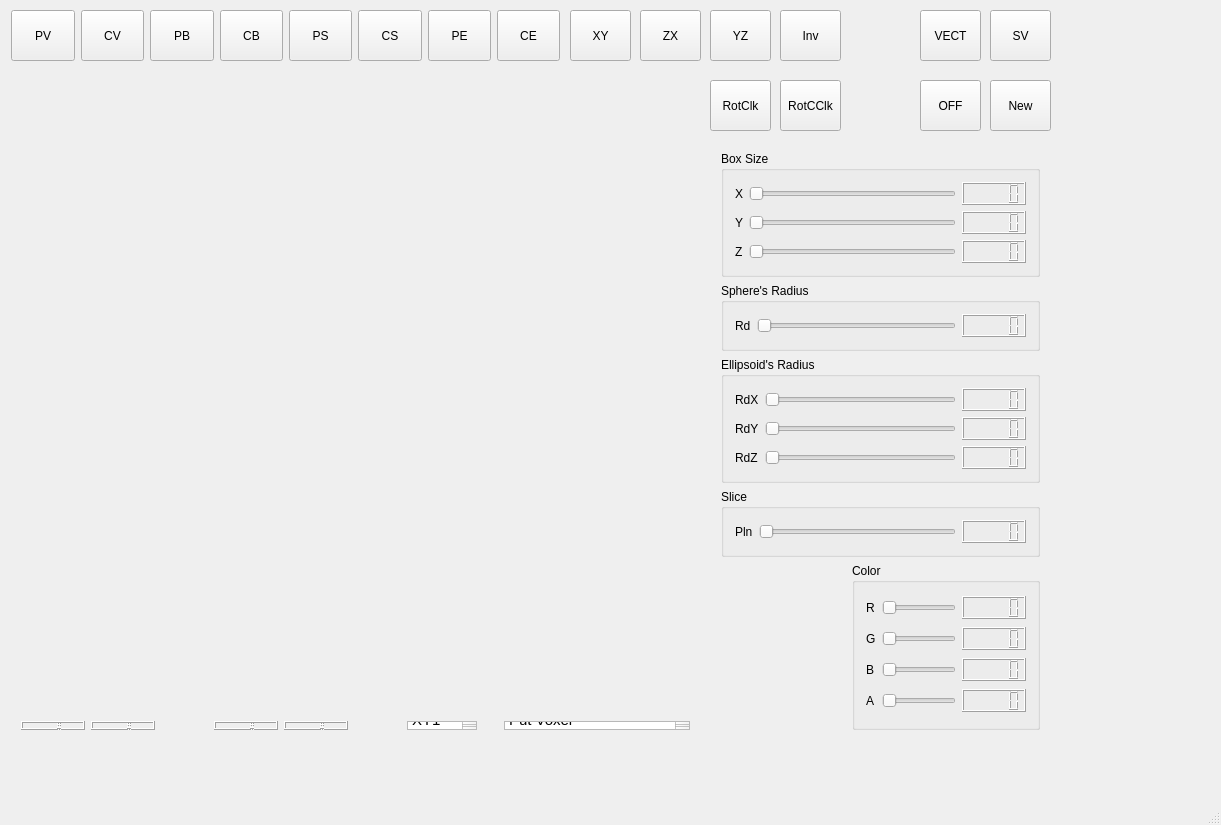
Qt form Escultor3D/mainwindow.ui (Lufec/Escultor3D) before a commit.
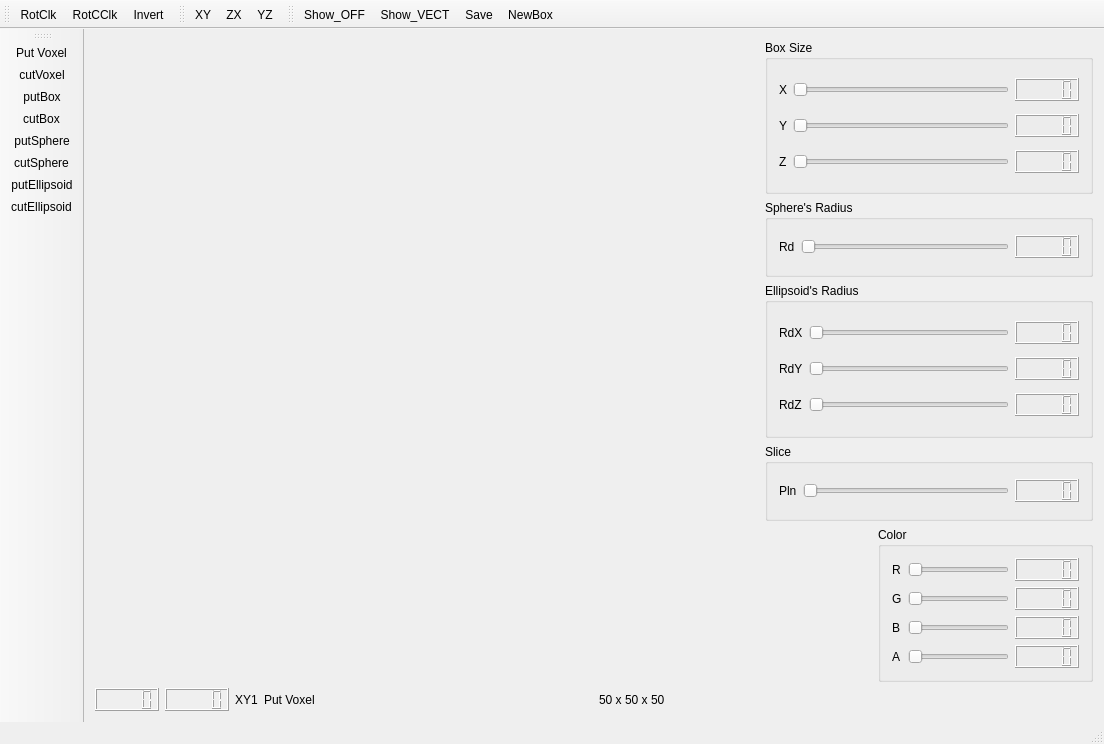
The same form after that commit. Custom widgets are drawn as their Qt base class.

Commit message: Redesign,change button to action,grid,colordialog

```diff
--- a/Escultor3D/mainwindow.ui
+++ b/Escultor3D/mainwindow.ui
@@ -6,8 +6,8 @@
    <rect>
     <x>0</x>
     <y>0</y>
-    <width>1221</width>
-    <height>825</height>
+    <width>1104</width>
+    <height>744</height>
    </rect>
   </property>
   <property name="sizePolicy">
@@ -20,15 +20,16 @@
    <string>MainWindow</string>
   </property>
   <widget class="QWidget" name="centralWidget">
+   <layout class="QGridLayout" name="gridLayout_12">
+    <item row="0" column="0">
+     <layout class="QGridLayout" name="gridLayout_10">
+      <item row="0" column="0">
+       <layout class="QGridLayout" name="gridLayout_11" columnstretch="60,30">
+        <property name="horizontalSpacing">
+         <number>15</number>
+        </property>
+        <item row="0" column="0">
    <widget class="Plotter" name="widgetPlotter" native="true">
-    <property name="geometry">
-     <rect>
-      <x>10</x>
-      <y>70</y>
-      <width>691</width>
-      <height>631</height>
-     </rect>
-    </property>
     <property name="minimumSize">
      <size>
       <width>471</width>
@@ -36,53 +37,67 @@
      </size>
     </property>
    </widget>
-   <widget class="QPushButton" name="pushButtonNewSz">
-    <property name="geometry">
-     <rect>
-      <x>990</x>
-      <y>80</y>
-      <width>61</width>
-      <height>51</height>
-     </rect>
-    </property>
-    <property name="text">
-     <string>New</string>
-    </property>
-   </widget>
-   <widget class="QWidget" name="layoutWidget">
-    <property name="geometry">
-     <rect>
-      <x>710</x>
-      <y>140</y>
-      <width>341</width>
-      <height>601</height>
-     </rect>
-    </property>
-    <layout class="QVBoxLayout" name="verticalLayout">
-     <item>
-      <layout class="QGridLayout" name="gridLayout_6">
-       <item row="3" column="0">
-        <widget class="QGroupBox" name="groupBox_5">
+        </item>
+        <item row="0" column="1">
+         <layout class="QGridLayout" name="gridLayout_8">
+          <item row="0" column="0">
+           <layout class="QGridLayout" name="gridLayout_6" rowstretch="10,5,10,5">
+            <item row="0" column="0">
+             <widget class="QGroupBox" name="groupBox">
          <property name="title">
-          <string>Slice</string>
-         </property>
-         <layout class="QGridLayout" name="gridLayout_4">
+               <string>Box Size</string>
+              </property>
+              <layout class="QGridLayout" name="gridLayout">
+               <item row="0" column="0">
+                <widget class="QLabel" name="label">
+                 <property name="text">
+                  <string>X</string>
+                 </property>
+                </widget>
+               </item>
           <item row="0" column="1">
-           <widget class="QSlider" name="horizontalSliderSlice">
+                <widget class="QSlider" name="horizontalSliderX">
             <property name="orientation">
              <enum>Qt::Horizontal</enum>
             </property>
            </widget>
           </item>
-          <item row="0" column="0">
-           <widget class="QLabel" name="label_8">
-            <property name="text">
-             <string>Pln</string>
-            </property>
-           </widget>
-          </item>
           <item row="0" column="2">
-           <widget class="QLCDNumber" name="lcdNumber_8"/>
+                <widget class="QLCDNumber" name="lcdNumber"/>
+               </item>
+               <item row="1" column="0">
+                <widget class="QLabel" name="label_2">
+                 <property name="text">
+                  <string>Y</string>
+                 </property>
+                </widget>
+               </item>
+               <item row="1" column="1">
+                <widget class="QSlider" name="horizontalSliderY">
+                 <property name="orientation">
+                  <enum>Qt::Horizontal</enum>
+                 </property>
+                </widget>
+               </item>
+               <item row="1" column="2">
+                <widget class="QLCDNumber" name="lcdNumber_2"/>
+               </item>
+               <item row="2" column="0">
+                <widget class="QLabel" name="label_3">
+                 <property name="text">
+                  <string>Z</string>
+                 </property>
+                </widget>
+               </item>
+               <item row="2" column="1">
+                <widget class="QSlider" name="horizontalSliderZ">
+                 <property name="orientation">
+                  <enum>Qt::Horizontal</enum>
+                 </property>
+                </widget>
+               </item>
+               <item row="2" column="2">
+                <widget class="QLCDNumber" name="lcdNumber_3"/>
           </item>
          </layout>
         </widget>
@@ -119,26 +134,6 @@
           <string>Ellipsoid's Radius</string>
          </property>
          <layout class="QGridLayout" name="gridLayout_3">
-          <item row="0" column="1">
-           <widget class="QSlider" name="horizontalSliderRX">
-            <property name="orientation">
-             <enum>Qt::Horizontal</enum>
-            </property>
-           </widget>
-          </item>
-          <item row="1" column="1">
-           <widget class="QSlider" name="horizontalSliderRY">
-            <property name="orientation">
-             <enum>Qt::Horizontal</enum>
-            </property>
-           </widget>
-          </item>
-          <item row="0" column="2">
-           <widget class="QLCDNumber" name="lcdNumber_5"/>
-          </item>
-          <item row="1" column="2">
-           <widget class="QLCDNumber" name="lcdNumber_6"/>
-          </item>
           <item row="0" column="0">
            <widget class="QLabel" name="label_5">
             <property name="text">
@@ -146,6 +141,16 @@
             </property>
            </widget>
           </item>
+               <item row="0" column="1">
+                <widget class="QSlider" name="horizontalSliderRX">
+                 <property name="orientation">
+                  <enum>Qt::Horizontal</enum>
+                 </property>
+                </widget>
+               </item>
+               <item row="0" column="2">
+                <widget class="QLCDNumber" name="lcdNumber_5"/>
+               </item>
           <item row="1" column="0">
            <widget class="QLabel" name="label_6">
             <property name="text">
@@ -153,6 +158,16 @@
             </property>
            </widget>
           </item>
+               <item row="1" column="1">
+                <widget class="QSlider" name="horizontalSliderRY">
+                 <property name="orientation">
+                  <enum>Qt::Horizontal</enum>
+                 </property>
+                </widget>
+               </item>
+               <item row="1" column="2">
+                <widget class="QLCDNumber" name="lcdNumber_6"/>
+               </item>
           <item row="2" column="0">
            <widget class="QLabel" name="label_7">
             <property name="text">
@@ -160,9 +175,6 @@
             </property>
            </widget>
           </item>
-          <item row="2" column="2">
-           <widget class="QLCDNumber" name="lcdNumber_7"/>
-          </item>
           <item row="2" column="1">
            <widget class="QSlider" name="horizontalSliderRZ">
             <property name="orientation">
@@ -170,76 +182,45 @@
             </property>
            </widget>
           </item>
+               <item row="2" column="2">
+                <widget class="QLCDNumber" name="lcdNumber_7"/>
+               </item>
          </layout>
         </widget>
        </item>
-       <item row="0" column="0">
-        <widget class="QGroupBox" name="groupBox">
+            <item row="3" column="0">
+             <widget class="QGroupBox" name="groupBox_5">
          <property name="title">
-          <string>Box Size</string>
-         </property>
-         <layout class="QGridLayout" name="gridLayout">
+               <string>Slice</string>
+              </property>
+              <layout class="QGridLayout" name="gridLayout_4">
           <item row="0" column="0">
-           <widget class="QLabel" name="label">
+                <widget class="QLabel" name="label_8">
             <property name="text">
-             <string>X</string>
+                  <string>Pln</string>
             </property>
            </widget>
           </item>
           <item row="0" column="1">
-           <widget class="QSlider" name="horizontalSliderX">
+                <widget class="QSlider" name="horizontalSliderSlice">
             <property name="orientation">
              <enum>Qt::Horizontal</enum>
             </property>
            </widget>
           </item>
           <item row="0" column="2">
-           <widget class="QLCDNumber" name="lcdNumber"/>
+                <widget class="QLCDNumber" name="lcdNumber_8"/>
+               </item>
+              </layout>
+             </widget>
+            </item>
+           </layout>
           </item>
           <item row="1" column="0">
-           <widget class="QLabel" name="label_2">
-            <property name="text">
-             <string>Y</string>
+           <layout class="QGridLayout" name="gridLayout_7" columnstretch="30,60">
+            <property name="sizeConstraint">
+             <enum>QLayout::SetMaximumSize</enum>
             </property>
-           </widget>
-          </item>
-          <item row="1" column="1">
-           <widget class="QSlider" name="horizontalSliderY">
-            <property name="orientation">
-             <enum>Qt::Horizontal</enum>
-            </property>
-           </widget>
-          </item>
-          <item row="1" column="2">
-           <widget class="QLCDNumber" name="lcdNumber_2"/>
-          </item>
-          <item row="2" column="0">
-           <widget class="QLabel" name="label_3">
-            <property name="text">
-             <string>Z</string>
-            </property>
-           </widget>
-          </item>
-          <item row="2" column="1">
-           <widget class="QSlider" name="horizontalSliderZ">
-            <property name="orientation">
-             <enum>Qt::Horizontal</enum>
-            </property>
-           </widget>
-          </item>
-          <item row="2" column="2">
-           <widget class="QLCDNumber" name="lcdNumber_3"/>
-          </item>
-         </layout>
-        </widget>
-       </item>
-      </layout>
-     </item>
-     <item>
-      <layout class="QGridLayout" name="gridLayout_7" columnstretch="40,60">
-       <item row="0" column="0">
-        <widget class="ColorWindow" name="widgetColor" native="true"/>
-       </item>
        <item row="0" column="1">
         <widget class="QGroupBox" name="groupBox_4">
          <property name="title">
@@ -317,309 +298,18 @@
          </layout>
         </widget>
        </item>
+            <item row="0" column="0">
+             <widget class="ColorWindow" name="widgetColor" native="true"/>
+            </item>
       </layout>
      </item>
     </layout>
-   </widget>
-   <widget class="QPushButton" name="pushButtonXY">
-    <property name="geometry">
-     <rect>
-      <x>570</x>
-      <y>10</y>
-      <width>61</width>
-      <height>51</height>
-     </rect>
-    </property>
-    <property name="text">
-     <string>XY</string>
-    </property>
-   </widget>
-   <widget class="QPushButton" name="pushButtonXZ">
-    <property name="geometry">
-     <rect>
-      <x>640</x>
-      <y>10</y>
-      <width>61</width>
-      <height>51</height>
-     </rect>
-    </property>
-    <property name="text">
-     <string>ZX</string>
-    </property>
-   </widget>
-   <widget class="QPushButton" name="pushButtonYZ">
-    <property name="geometry">
-     <rect>
-      <x>710</x>
-      <y>10</y>
-      <width>61</width>
-      <height>51</height>
-     </rect>
-    </property>
-    <property name="text">
-     <string>YZ</string>
-    </property>
-   </widget>
-   <widget class="QPushButton" name="pushButtonOFF">
-    <property name="geometry">
-     <rect>
-      <x>920</x>
-      <y>80</y>
-      <width>61</width>
-      <height>51</height>
-     </rect>
-    </property>
-    <property name="text">
-     <string>OFF</string>
-    </property>
-   </widget>
-   <widget class="QPushButton" name="pushButtonVECT">
-    <property name="geometry">
-     <rect>
-      <x>920</x>
-      <y>10</y>
-      <width>61</width>
-      <height>51</height>
-     </rect>
-    </property>
-    <property name="text">
-     <string>VECT</string>
-    </property>
-   </widget>
-   <widget class="QPushButton" name="pushButtonSV">
-    <property name="geometry">
-     <rect>
-      <x>990</x>
-      <y>10</y>
-      <width>61</width>
-      <height>51</height>
-     </rect>
-    </property>
-    <property name="text">
-     <string>SV</string>
-    </property>
-   </widget>
-   <widget class="QPushButton" name="pushButtonInv">
-    <property name="geometry">
-     <rect>
-      <x>780</x>
-      <y>10</y>
-      <width>61</width>
-      <height>51</height>
-     </rect>
-    </property>
-    <property name="text">
-     <string>Inv</string>
-    </property>
-   </widget>
-   <widget class="QPushButton" name="pushButtonRotCClk">
-    <property name="geometry">
-     <rect>
-      <x>780</x>
-      <y>80</y>
-      <width>61</width>
-      <height>51</height>
-     </rect>
-    </property>
-    <property name="text">
-     <string>RotCClk</string>
-    </property>
-   </widget>
-   <widget class="QPushButton" name="pushButtonRotClk">
-    <property name="geometry">
-     <rect>
-      <x>710</x>
-      <y>80</y>
-      <width>61</width>
-      <height>51</height>
-     </rect>
-    </property>
-    <property name="text">
-     <string>RotClk</string>
-    </property>
-   </widget>
-   <widget class="QPushButton" name="pushButtonPE">
-    <property name="geometry">
-     <rect>
-      <x>428</x>
-      <y>10</y>
-      <width>63</width>
-      <height>51</height>
-     </rect>
-    </property>
-    <property name="sizePolicy">
-     <sizepolicy hsizetype="Fixed" vsizetype="Fixed">
-      <horstretch>0</horstretch>
-      <verstretch>0</verstretch>
-     </sizepolicy>
-    </property>
-    <property name="text">
-     <string>PE</string>
-    </property>
-   </widget>
-   <widget class="QPushButton" name="pushButtonPS">
-    <property name="geometry">
-     <rect>
-      <x>289</x>
-      <y>10</y>
-      <width>63</width>
-      <height>51</height>
-     </rect>
-    </property>
-    <property name="sizePolicy">
-     <sizepolicy hsizetype="Fixed" vsizetype="Fixed">
-      <horstretch>0</horstretch>
-      <verstretch>0</verstretch>
-     </sizepolicy>
-    </property>
-    <property name="text">
-     <string>PS</string>
-    </property>
-   </widget>
-   <widget class="QPushButton" name="pushButtonPB">
-    <property name="geometry">
-     <rect>
-      <x>150</x>
-      <y>10</y>
-      <width>64</width>
-      <height>51</height>
-     </rect>
-    </property>
-    <property name="sizePolicy">
-     <sizepolicy hsizetype="Fixed" vsizetype="Fixed">
-      <horstretch>0</horstretch>
-      <verstretch>0</verstretch>
-     </sizepolicy>
-    </property>
-    <property name="text">
-     <string>PB</string>
-    </property>
-   </widget>
-   <widget class="QPushButton" name="pushButtonCB">
-    <property name="enabled">
-     <bool>true</bool>
-    </property>
-    <property name="geometry">
-     <rect>
-      <x>220</x>
-      <y>10</y>
-      <width>63</width>
-      <height>51</height>
-     </rect>
-    </property>
-    <property name="sizePolicy">
-     <sizepolicy hsizetype="Minimum" vsizetype="Maximum">
-      <horstretch>0</horstretch>
-      <verstretch>22</verstretch>
-     </sizepolicy>
-    </property>
-    <property name="text">
-     <string>CB</string>
-    </property>
-   </widget>
-   <widget class="QPushButton" name="pushButtonCS">
-    <property name="geometry">
-     <rect>
-      <x>358</x>
-      <y>10</y>
-      <width>64</width>
-      <height>51</height>
-     </rect>
-    </property>
-    <property name="sizePolicy">
-     <sizepolicy hsizetype="Fixed" vsizetype="Fixed">
-      <horstretch>0</horstretch>
-      <verstretch>0</verstretch>
-     </sizepolicy>
-    </property>
-    <property name="text">
-     <string>CS</string>
-    </property>
-   </widget>
-   <widget class="QPushButton" name="pushButtonCV">
-    <property name="geometry">
-     <rect>
-      <x>81</x>
-      <y>10</y>
-      <width>63</width>
-      <height>51</height>
-     </rect>
-    </property>
-    <property name="sizePolicy">
-     <sizepolicy hsizetype="Fixed" vsizetype="Fixed">
-      <horstretch>0</horstretch>
-      <verstretch>0</verstretch>
-     </sizepolicy>
-    </property>
-    <property name="text">
-     <string>CV</string>
-    </property>
-   </widget>
-   <widget class="QPushButton" name="pushButtonCE">
-    <property name="geometry">
-     <rect>
-      <x>497</x>
-      <y>10</y>
-      <width>63</width>
-      <height>51</height>
-     </rect>
-    </property>
-    <property name="sizePolicy">
-     <sizepolicy hsizetype="Fixed" vsizetype="Fixed">
-      <horstretch>0</horstretch>
-      <verstretch>0</verstretch>
-     </sizepolicy>
-    </property>
-    <property name="text">
-     <string>CE</string>
-    </property>
-   </widget>
-   <widget class="QPushButton" name="pushButtonPV">
-    <property name="geometry">
-     <rect>
-      <x>11</x>
-      <y>10</y>
-      <width>64</width>
-      <height>51</height>
-     </rect>
-    </property>
-    <property name="sizePolicy">
-     <sizepolicy hsizetype="Fixed" vsizetype="Fixed">
-      <horstretch>0</horstretch>
-      <verstretch>0</verstretch>
-     </sizepolicy>
-    </property>
-    <property name="whatsThis">
-     <string>&lt;html&gt;&lt;head/&gt;&lt;body&gt;&lt;p&gt;PutVoxel&lt;/p&gt;&lt;p&gt;&lt;br/&gt;&lt;/p&gt;&lt;/body&gt;&lt;/html&gt;</string>
-    </property>
-    <property name="text">
-     <string>PV</string>
-    </property>
-   </widget>
-   <widget class="QWidget" name="">
-    <property name="geometry">
-     <rect>
-      <x>10</x>
-      <y>710</y>
-      <width>691</width>
-      <height>31</height>
-     </rect>
-    </property>
-    <layout class="QGridLayout" name="gridLayout_9" columnstretch="10,10,80">
-     <property name="horizontalSpacing">
-      <number>59</number>
-     </property>
-     <item row="0" column="0">
-      <layout class="QGridLayout" name="gridLayout_13">
-       <item row="0" column="0">
-        <widget class="QLCDNumber" name="lcdNumberX"/>
-       </item>
-       <item row="0" column="1">
-        <widget class="QLCDNumber" name="lcdNumberY"/>
-       </item>
-      </layout>
-     </item>
-     <item row="0" column="1">
+        </item>
+       </layout>
+      </item>
+      <item row="1" column="0">
+       <layout class="QGridLayout" name="gridLayout_9" columnstretch="0,0,0,0,2">
+        <item row="0" column="0">
       <layout class="QGridLayout" name="gridLayout_14">
        <item row="0" column="0">
         <widget class="QLCDNumber" name="lcdNumberLinha"/>
@@ -629,79 +319,155 @@
        </item>
       </layout>
      </item>
-     <item row="0" column="2">
-      <layout class="QGridLayout" name="gridLayout_8" columnstretch="5,95">
-       <property name="horizontalSpacing">
-        <number>27</number>
-       </property>
-       <property name="verticalSpacing">
-        <number>14</number>
-       </property>
-       <item row="0" column="0">
-        <widget class="QTextEdit" name="textEditDim">
-         <property name="html">
-          <string>&lt;!DOCTYPE HTML PUBLIC &quot;-//W3C//DTD HTML 4.0//EN&quot; &quot;http://www.w3.org/TR/REC-html40/strict.dtd&quot;&gt;
-&lt;html&gt;&lt;head&gt;&lt;meta name=&quot;qrichtext&quot; content=&quot;1&quot; /&gt;&lt;style type=&quot;text/css&quot;&gt;
-p, li { white-space: pre-wrap; }
-&lt;/style&gt;&lt;/head&gt;&lt;body style=&quot; font-family:'Ubuntu'; font-size:11pt; font-weight:400; font-style:normal;&quot;&gt;
-&lt;p style=&quot; margin-top:0px; margin-bottom:0px; margin-left:0px; margin-right:0px; -qt-block-indent:0; text-indent:0px;&quot;&gt;XY1&lt;/p&gt;&lt;/body&gt;&lt;/html&gt;</string>
-         </property>
-        </widget>
-       </item>
        <item row="0" column="1">
-        <widget class="QTextEdit" name="textEditFigGeom">
-         <property name="html">
-          <string>&lt;!DOCTYPE HTML PUBLIC &quot;-//W3C//DTD HTML 4.0//EN&quot; &quot;http://www.w3.org/TR/REC-html40/strict.dtd&quot;&gt;
-&lt;html&gt;&lt;head&gt;&lt;meta name=&quot;qrichtext&quot; content=&quot;1&quot; /&gt;&lt;style type=&quot;text/css&quot;&gt;
-p, li { white-space: pre-wrap; }
-&lt;/style&gt;&lt;/head&gt;&lt;body style=&quot; font-family:'Ubuntu'; font-size:11pt; font-weight:400; font-style:normal;&quot;&gt;
-&lt;p style=&quot; margin-top:0px; margin-bottom:0px; margin-left:0px; margin-right:0px; -qt-block-indent:0; text-indent:0px;&quot;&gt;Put Voxel&lt;/p&gt;
-&lt;p style=&quot;-qt-paragraph-type:empty; margin-top:0px; margin-bottom:0px; margin-left:0px; margin-right:0px; -qt-block-indent:0; text-indent:0px;&quot;&gt;&lt;br /&gt;&lt;/p&gt;&lt;/body&gt;&lt;/html&gt;</string>
+         <widget class="QLabel" name="labelDim">
+          <property name="text">
+           <string>XY1</string>
          </property>
         </widget>
        </item>
+        <item row="0" column="2">
+         <widget class="QLabel" name="labelFG">
+          <property name="text">
+           <string>Put Voxel</string>
+          </property>
+         </widget>
+        </item>
+        <item row="0" column="3">
+         <spacer name="horizontalSpacer">
+          <property name="orientation">
+           <enum>Qt::Horizontal</enum>
+          </property>
+          <property name="sizeHint" stdset="0">
+           <size>
+            <width>278</width>
+            <height>20</height>
+           </size>
+          </property>
+         </spacer>
+        </item>
+        <item row="0" column="4">
+         <widget class="QLabel" name="labelSize">
+          <property name="text">
+           <string>50 x 50 x 50</string>
+          </property>
+         </widget>
+        </item>
       </layout>
      </item>
     </layout>
-   </widget>
+    </item>
+   </layout>
+  </widget>
+  <widget class="QMenuBar" name="menuBar">
+   <property name="geometry">
+    <rect>
+     <x>0</x>
+     <y>0</y>
+     <width>1104</width>
+     <height>22</height>
+    </rect>
+   </property>
   </widget>
   <widget class="QStatusBar" name="statusBar"/>
-  <action name="actionputVoxel">
+  <widget class="QToolBar" name="toolBar">
+   <property name="windowTitle">
+    <string>toolBar</string>
+   </property>
+   <attribute name="toolBarArea">
+    <enum>TopToolBarArea</enum>
+   </attribute>
+   <attribute name="toolBarBreak">
+    <bool>false</bool>
+   </attribute>
+   <addaction name="actionRotClk"/>
+   <addaction name="actionRotCClk"/>
+   <addaction name="actionInvert"/>
+  </widget>
+  <widget class="QToolBar" name="toolBar_2">
+   <property name="windowTitle">
+    <string>toolBar_2</string>
+   </property>
+   <attribute name="toolBarArea">
+    <enum>LeftToolBarArea</enum>
+   </attribute>
+   <attribute name="toolBarBreak">
+    <bool>false</bool>
+   </attribute>
+   <addaction name="actionPutVoxel"/>
+   <addaction name="actionCutVoxel"/>
+   <addaction name="actionPutBox"/>
+   <addaction name="actionCutBox"/>
+   <addaction name="actionPutSphere"/>
+   <addaction name="actionCutSphere"/>
+   <addaction name="actionPutEllipsoid"/>
+   <addaction name="actionCutEllipsoid"/>
+  </widget>
+  <widget class="QToolBar" name="toolBar_3">
+   <property name="windowTitle">
+    <string>toolBar_3</string>
+   </property>
+   <attribute name="toolBarArea">
+    <enum>TopToolBarArea</enum>
+   </attribute>
+   <attribute name="toolBarBreak">
+    <bool>false</bool>
+   </attribute>
+   <addaction name="actionXY"/>
+   <addaction name="actionZX"/>
+   <addaction name="actionYZ"/>
+  </widget>
+  <widget class="QToolBar" name="toolBar_4">
+   <property name="windowTitle">
+    <string>toolBar_4</string>
+   </property>
+   <attribute name="toolBarArea">
+    <enum>TopToolBarArea</enum>
+   </attribute>
+   <attribute name="toolBarBreak">
+    <bool>false</bool>
+   </attribute>
+   <addaction name="actionShow_OFF"/>
+   <addaction name="actionShow_VECT"/>
+   <addaction name="actionSave"/>
+   <addaction name="actionNewBox"/>
+  </widget>
+  <action name="actionPutVoxel">
    <property name="text">
-    <string>putVoxel</string>
+    <string>Put Voxel</string>
    </property>
   </action>
-  <action name="actioncutVoxel">
+  <action name="actionCutVoxel">
    <property name="text">
     <string>cutVoxel</string>
    </property>
   </action>
-  <action name="actionputBox">
+  <action name="actionPutBox">
    <property name="text">
     <string>putBox</string>
    </property>
   </action>
-  <action name="actioncutBox">
+  <action name="actionCutBox">
    <property name="text">
     <string>cutBox</string>
    </property>
   </action>
-  <action name="actionputSphere">
+  <action name="actionPutSphere">
    <property name="text">
     <string>putSphere</string>
    </property>
   </action>
-  <action name="actioncutSphere">
+  <action name="actionCutSphere">
    <property name="text">
     <string>cutSphere</string>
    </property>
   </action>
-  <action name="actionputEllipsoid">
+  <action name="actionPutEllipsoid">
    <property name="text">
     <string>putEllipsoid</string>
    </property>
   </action>
-  <action name="actioncutEllipsoid">
+  <action name="actionCutEllipsoid">
    <property name="text">
     <string>cutEllipsoid</string>
    </property>
@@ -741,6 +507,21 @@
     <string>Save</string>
    </property>
   </action>
+  <action name="actionXY">
+   <property name="text">
+    <string>XY</string>
+   </property>
+  </action>
+  <action name="actionZX">
+   <property name="text">
+    <string>ZX</string>
+   </property>
+  </action>
+  <action name="actionYZ">
+   <property name="text">
+    <string>YZ</string>
+   </property>
+  </action>
  </widget>
  <layoutdefault spacing="6" margin="11"/>
  <customwidgets>
```
Left out of the diff: 108 changed lines with no effect on the pictures. Lines whose indentation alone changed are shown as unchanged. The commit also changes 7 other files.
